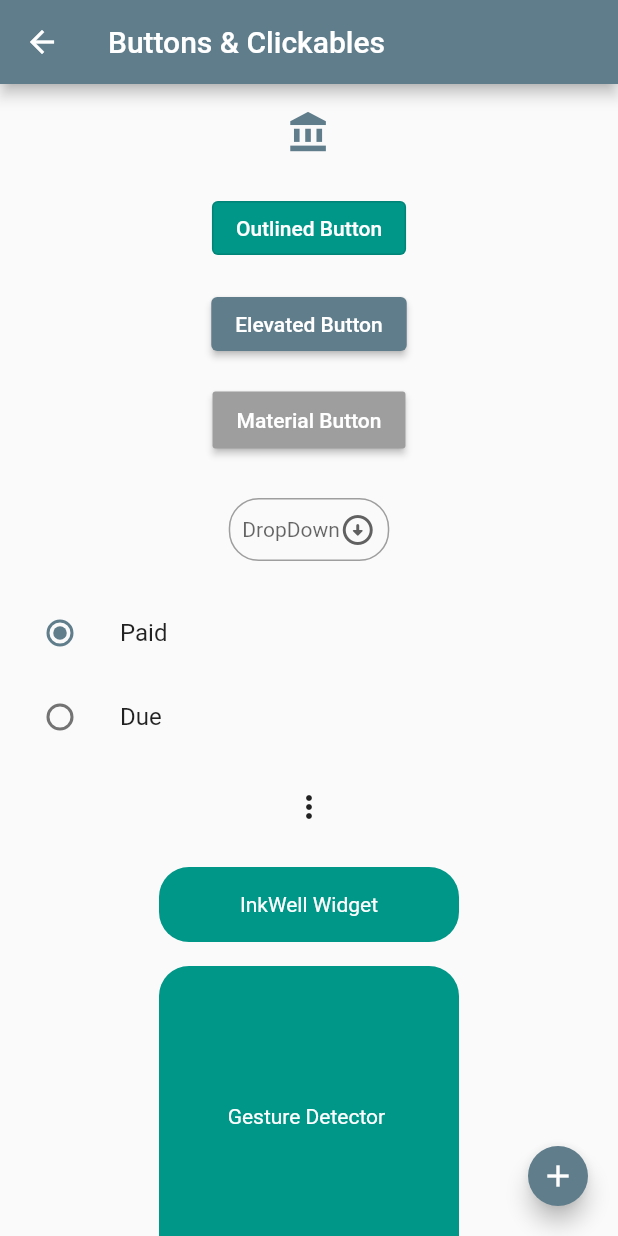
After one commit to patelkeval936/flutter_cookbook, a Flutter app: the DemoButtonsAndClickables screen opened directly, on a phone screen of 412 x 824 dp. The commit adds this screen. Run offline on Flutter 3.47's test engine with Material 2 defaults, Android fonts, the light colour scheme and no system bars.

Commit message:
Buttons And Clickables

```diff
--- /dev/null
+++ b/lib/ButtonsAndClickables.dart
@@ -0,0 +1,282 @@
+import 'dart:math';
+
+import 'package:flutter/material.dart';
+
+class DemoButtonsAndClickables extends StatefulWidget {
+  const DemoButtonsAndClickables({Key? key}) : super(key: key);
+
+  @override
+  State<DemoButtonsAndClickables> createState() => _DemoButtonsAndClickablesState();
+}
+
+int? value;
+
+enum Status { Paid, Due }
+
+Status radioValue = Status.Paid;
+
+class _DemoButtonsAndClickablesState extends State<DemoButtonsAndClickables> {
+  FocusNode focusNode = FocusNode();
+
+  @override
+  Widget build(BuildContext context) {
+    return Scaffold(
+      appBar: AppBar(
+        title: Text('Buttons & Clickables'),
+      ),
+      body: SingleChildScrollView(
+          child: Column(
+        children: [
+          Padding(
+            padding: const EdgeInsets.all(8.0),
+            child: IconButton(
+              onPressed: () {
+                print('Icon Button Pressed');
+              },
+              icon: Icon(
+                Icons.account_balance_sharp,
+              ),
+              iconSize: 30,
+              padding: EdgeInsets.all(5),
+              splashRadius: 30,
+              color: Colors.blueGrey,
+              tooltip: 'Icon Button',
+              isSelected: true,
+              selectedIcon: Icon(Icons.ac_unit),
+            ),
+          ),
+          Padding(
+            padding: const EdgeInsets.all(8.0),
+            child: OutlinedButton(
+              onPressed: () {
+                print('outlined button pressed');
+                Navigator.of(context).push(MaterialPageRoute(builder: (context) => DraggableWidget()));
+              },
+              onLongPress: () {
+                print('LONG PRESS : Outlined Button');
+              },
+              onHover: (value) {
+                print('HOVER : Outlined Button $value');
+              },
+              style: ButtonStyle(
+                elevation: MaterialStateProperty.all(0),
+                overlayColor: MaterialStateProperty.all(Colors.orange),
+                foregroundColor: MaterialStateProperty.all(Colors.white),
+                backgroundColor: MaterialStateProperty.all(Colors.teal),
+              ),
+              child: Text('Outlined Button'),
+            ),
+          ),
+          Padding(
+            padding: const EdgeInsets.all(8.0),
+            child: ElevatedButton(onPressed: () {}, child: Text('Elevated Button')),
+          ),
+          Padding(
+            padding: const EdgeInsets.all(8.0),
+            child: MaterialButton(
+              onPressed: () {},
+              child: Text(
+                'Material Button',
+              ),
+              textColor: Colors.white,
+              height: 38,
+              color: Colors.grey,
+              disabledColor: Colors.orange,
+            ),
+          ),
+          Padding(
+            padding: const EdgeInsets.all(20.0),
+            child: Container(
+              decoration: BoxDecoration(borderRadius: BorderRadius.circular(20), border: Border.all(color: Colors.grey)),
+              child: Padding(
+                padding: const EdgeInsets.all(8.0),
+                child: DropdownButton(
+                  value: value,
+                  items: [1, 2, 3, 4, 5].map((e) => DropdownMenuItem(value: e, child: Center(child: Text('$e')))).toList(),
+                  onChanged: (onChanged) {
+                    setState(() {
+                      value = onChanged;
+                    });
+                  },
+                  hint: Text('DropDown'),
+                  style: TextStyle(color: Colors.redAccent),
+                  underline: Container(),
+                  icon: Icon(Icons.arrow_circle_down_rounded),
+                  isDense: true,
+                  isExpanded: false,
+                  focusColor: Colors.red,
+                  alignment: Alignment.center,
+                ),
+              ),
+            ),
+          ),
+          ListTile(
+            leading: Radio(
+                value: Status.Paid,
+                groupValue: radioValue,
+                onChanged: (onChanged) {
+                  setState(() {
+                    radioValue = onChanged!;
+                  });
+                  print(onChanged);
+                }),
+            title: Text('Paid'),
+          ),
+          ListTile(
+            leading: Radio(
+                value: Status.Due,
+                groupValue: radioValue,
+                onChanged: (onChanged) {
+                  print(onChanged);
+                  setState(() {
+                    radioValue = onChanged!;
+                  });
+                }),
+            title: Text('Due'),
+          ),
+          Padding(
+            padding: const EdgeInsets.all(8.0),
+            child: PopupMenuButton(
+              initialValue: 20,
+              onSelected: (value) {
+                print(value);
+              },
+              itemBuilder: (context) => [
+                PopupMenuItem(
+                  value: 10,
+                  child: Text("First"),
+                ),
+                PopupMenuItem(
+                  value: 20,
+                  child: Text("Second"),
+                ),
+                PopupMenuItem(
+                  value: 30,
+                  child: Text("Third"),
+                ),
+                PopupMenuItem(
+                  value: 40,
+                  child: Text("Fourth"),
+                ),
+              ],
+            ),
+          ),
+          Padding(
+            padding: const EdgeInsets.all(8.0),
+            child: InkWell(
+                focusColor: Colors.redAccent,
+                onTapDown: (details) {
+                  print('TAP DOWN : ${details.kind}');
+                },
+                onTap: () {
+                  print('on tap');
+                },
+                onTapUp: (details) {
+                  print('TAP Up : ${details.globalPosition}');
+                },
+                focusNode: focusNode,
+                autofocus: true,
+                child: Container(
+                    height: 50,
+                    width: 200,
+                    decoration: BoxDecoration(
+                      borderRadius: BorderRadius.circular(20),
+                      color: Colors.teal,
+                    ),
+                    child: Center(
+                        child: Text(
+                      'InkWell Widget',
+                      style: TextStyle(color: Colors.white),
+                    )))),
+          ),
+          Padding(
+            padding: const EdgeInsets.all(8.0),
+            child: GestureDetector(
+                onTapCancel: () {
+                  print('tap cancelled');
+                },
+                onDoubleTap: () {
+                  print('double tap');
+                },
+                onVerticalDragStart: (details) {
+                  print('on vertical drag start ${details.globalPosition}');
+                },
+                onVerticalDragEnd: (details) {
+                  print('on vertical drag end ${details.velocity.pixelsPerSecond.distanceSquared}');
+                },
+                child: Container(
+                    height: 200,
+                    width: 200,
+                    decoration: BoxDecoration(
+                      borderRadius: BorderRadius.circular(20),
+                      color: Colors.teal,
+                    ),
+                    child: Center(
+                        child: Text(
+                      'Gesture Detector ',
+                      style: TextStyle(color: Colors.white),
+                    )))),
+          ),
+        ],
+      )),
+      floatingActionButton: FloatingActionButton(
+        tooltip: 'add button',
+        hoverElevation: 10,
+        hoverColor: Colors.teal,
+        child: Icon(Icons.add),
+        onPressed: () {},
+        mini: true,
+      ),
+    );
+  }
+}
+
+class DraggableWidget extends StatefulWidget {
+  const DraggableWidget({Key? key}) : super(key: key);
+
+  @override
+  State<DraggableWidget> createState() => _DraggableWidgetState();
+}
+
+class _DraggableWidgetState extends State<DraggableWidget> {
+  double top = 100.0;
+  double left = 100.0;
+
+  @override
+  Widget build(BuildContext context) {
+    return Scaffold(
+      appBar: AppBar(
+        title: Text('Draggable'),
+      ),
+      body: Stack(
+        children: [
+          Positioned(
+              top: top,
+              left: left,
+              child: GestureDetector(
+                onPanUpdate: (details) {
+                  top = max(0, top + details.delta.dy);
+                  left = max(0, left + details.delta.dx);
+                  setState(() {});
+                },
+                child: Container(
+                  height: 100,
+                  width: 100,
+                  decoration: BoxDecoration(
+                    borderRadius: BorderRadius.circular(20),
+                    color: Colors.redAccent,
+
+                  ),
+                  child: Center(
+                    child: Text(
+                      'Drag Me',
+                      style: TextStyle(color: Colors.white, fontWeight: FontWeight.bold, fontSize: 20),
+                    ),
+                  ),
+                ),
+              ))
+        ],
+      ),
+    );
+  }
+}
--- a/lib/main.dart
+++ b/lib/main.dart
@@ -1,4 +1,5 @@
 import 'package:flutter/material.dart';
+import 'package:flutter_cookbook/ButtonsAndClickables.dart';
 import 'package:flutter_cookbook/flutterLogo.dart';
 import 'package:flutter_cookbook/textField.dart';
 
@@ -45,6 +46,9 @@ class _MyHomePageState extends State<MyHomePage> {
               ElevatedButton(onPressed: (){
                 Navigator.of(context).push(MaterialPageRoute(builder: (context)=>DemoFlutterLogo()));
               }, child: Text('Flutter Logo')),
+              ElevatedButton(onPressed: (){
+                Navigator.of(context).push(MaterialPageRoute(builder: (context)=>DemoButtonsAndClickables()));
+              }, child: Text('Buttons And Clickables')),
             ],
           ),
         ),
```
